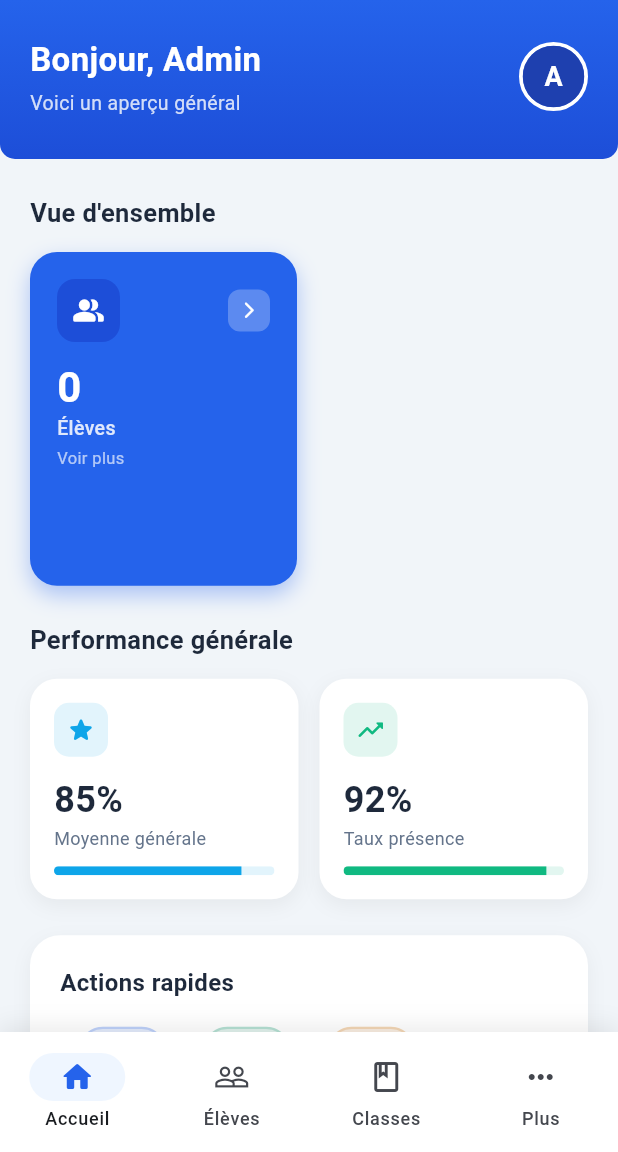
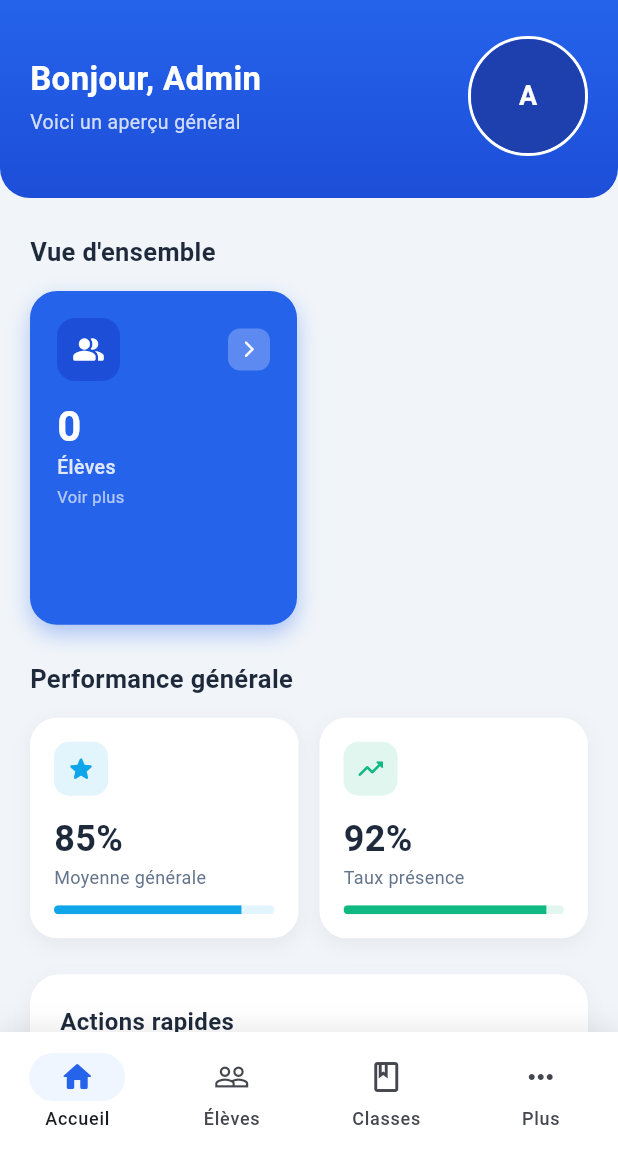
Before and after one commit to mongondzo/schooltrack, a Flutter app: the DashboardPage screen opened by its route, on a phone screen of 412 x 824 dp, the part 84-1236 px from its top. Run offline on Flutter 3.47's test engine with Material 3 defaults, Android fonts, the light colour scheme and no system bars; our stand-ins replace cloud_firestore, firebase_auth, firebase_core, flutter_bloc, go_router, google_sign_in; accounts and stored records are empty; Roboto replaces fonts that are missing (Nunito).

Commit message:
modification des cartes de dashnoad et avatar

```diff
--- a/lib/features/dashboard/presentation/pages/dashboard_page.dart
+++ b/lib/features/dashboard/presentation/pages/dashboard_page.dart
@@ -173,8 +173,8 @@ class _DashboardPageState extends State<DashboardPage> {
           padding: const EdgeInsets.fromLTRB(20, 24, 20, 28),
           decoration: const BoxDecoration(
             borderRadius: BorderRadius.only(
-              bottomLeft: Radius.circular(10),
-              bottomRight: Radius.circular(10),
+              bottomLeft: Radius.circular(20),
+              bottomRight: Radius.circular(20),
             ),
             gradient: LinearGradient(
               begin: Alignment.topCenter,
@@ -189,7 +189,7 @@ class _DashboardPageState extends State<DashboardPage> {
                   crossAxisAlignment: CrossAxisAlignment.start,
                   children: [
                     Text(
-                      '$greeting, Admin ',
+                      '$greeting, $userName ',
                       style: TextStyle(
                         fontSize: 22,
                         fontWeight: FontWeight.w700,
@@ -215,11 +215,11 @@ class _DashboardPageState extends State<DashboardPage> {
                   _showLogoutMenu(context);
                 },
                 child: Container(
-                  width: 46,
-                  height: 46,
+                  width: 80,
+                  height: 80,
                   decoration: BoxDecoration(
                     shape: BoxShape.circle,
-                    border: Border.all(color: Colors.white, width: 2.5),
+                    border: Border.all(color: Colors.white, width: 2),
                     color: Colors.white.withOpacity(0.2),
                   ),
                   child: ClipOval(
```
